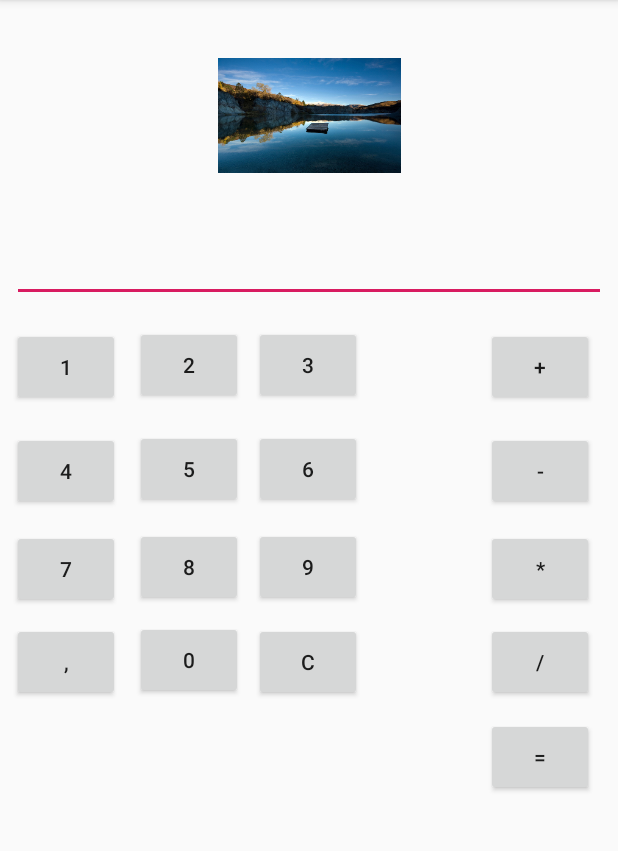
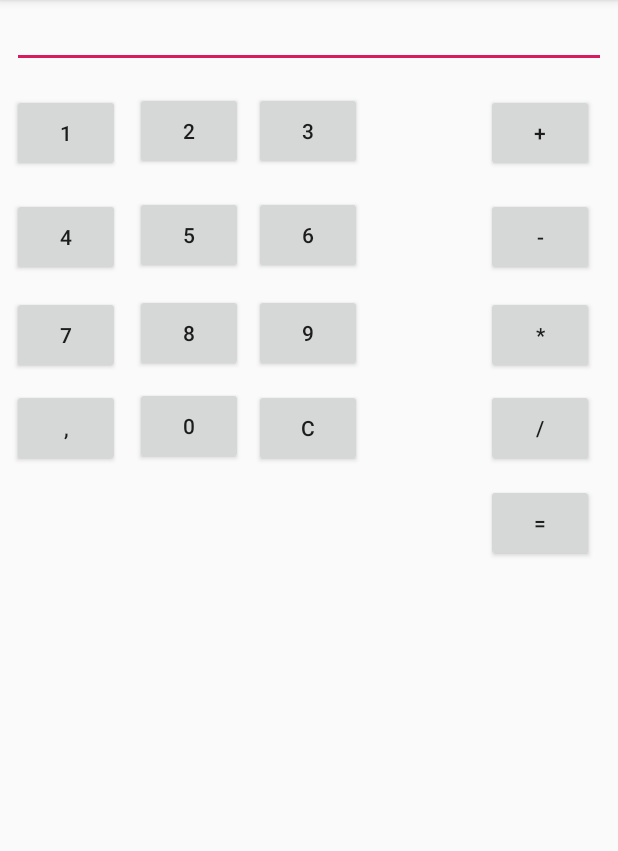
Before and after one commit to gianpaolosinatra/ITS_ICT_calculator-mobileApp, an Android app: the screen it shows after launch (MainActivity), on a phone screen of 412 x 824 dp, the part 84-935 px from its top. Run offline under Robolectric (Android 15) with nearby library versions, the phone set to English and light mode, and no system bars.

```diff
--- a/app/src/main/res/layout/activity_main.xml
+++ b/app/src/main/res/layout/activity_main.xml
@@ -106,30 +106,17 @@
         app:layout_constraintStart_toEndOf="@+id/num8"
         app:layout_constraintTop_toBottomOf="@+id/num6" />
 
-    <ImageView
-        android:id="@+id/imageView2"
-        android:layout_width="0dp"
-        android:layout_height="122dp"
-        android:layout_marginStart="8dp"
-        android:layout_marginTop="16dp"
-        android:layout_marginEnd="8dp"
-        app:layout_constraintEnd_toEndOf="parent"
-        app:layout_constraintStart_toStartOf="parent"
-        app:layout_constraintTop_toTopOf="parent"
-        app:srcCompat="@drawable/ic_lake" />
-
     <EditText
         android:id="@+id/editText"
         android:layout_width="0dp"
         android:layout_height="wrap_content"
         android:layout_marginStart="8dp"
-        android:layout_marginTop="18dp"
         android:layout_marginEnd="8dp"
         android:ems="10"
         android:inputType="textPersonName"
         app:layout_constraintEnd_toEndOf="parent"
         app:layout_constraintStart_toStartOf="parent"
-        app:layout_constraintTop_toBottomOf="@+id/imageView2" />
+        tools:layout_editor_absoluteY="156dp" />
 
     <Button
         android:id="@+id/num1"
--- a/build.gradle
+++ b/build.gradle
@@ -7,7 +7,7 @@ buildscript {
 
     }
     dependencies {
-        classpath 'com.android.tools.build:gradle:3.3.2'
+        classpath 'com.android.tools.build:gradle:3.4.1'
 
         // NOTE: Do not place your application dependencies here; they belong
         // in the individual module build.gradle files
```
Also changed, not shown: app/src/main/java/com/litlime/its_d3c/MainActivity.java (+30 -12 lines), gradle/wrapper/gradle-wrapper.properties, 2 other files.
